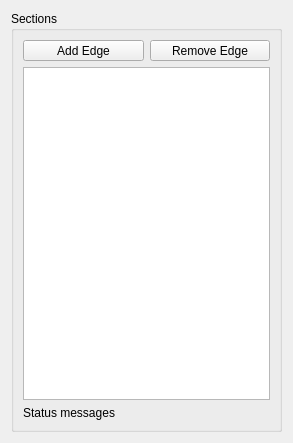
The window that src/Mod/Surface/Gui/TaskSections.ui (southseact-3d/fcd) describes before a commit, drawn with Qt 5.
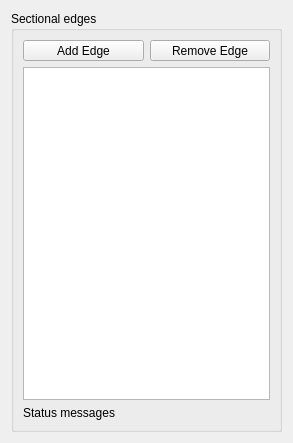
The same window after the commit.

Commit message: Surface: better titles for the task panels, and tooltips

Patch:
```diff
--- a/src/Mod/Surface/Gui/TaskSections.ui
+++ b/src/Mod/Surface/Gui/TaskSections.ui
@@ -17,7 +17,7 @@
    <item row="0" column="0">
     <widget class="QGroupBox" name="groupBox">
      <property name="title">
-      <string>Sections</string>
+      <string>Sectional edges</string>
      </property>
      <layout class="QGridLayout" name="gridLayout">
       <item row="1" column="0" colspan="2">
```
Left out of the diff: 6 changed lines with no effect on the pictures. The commit also changes 4 other files.
